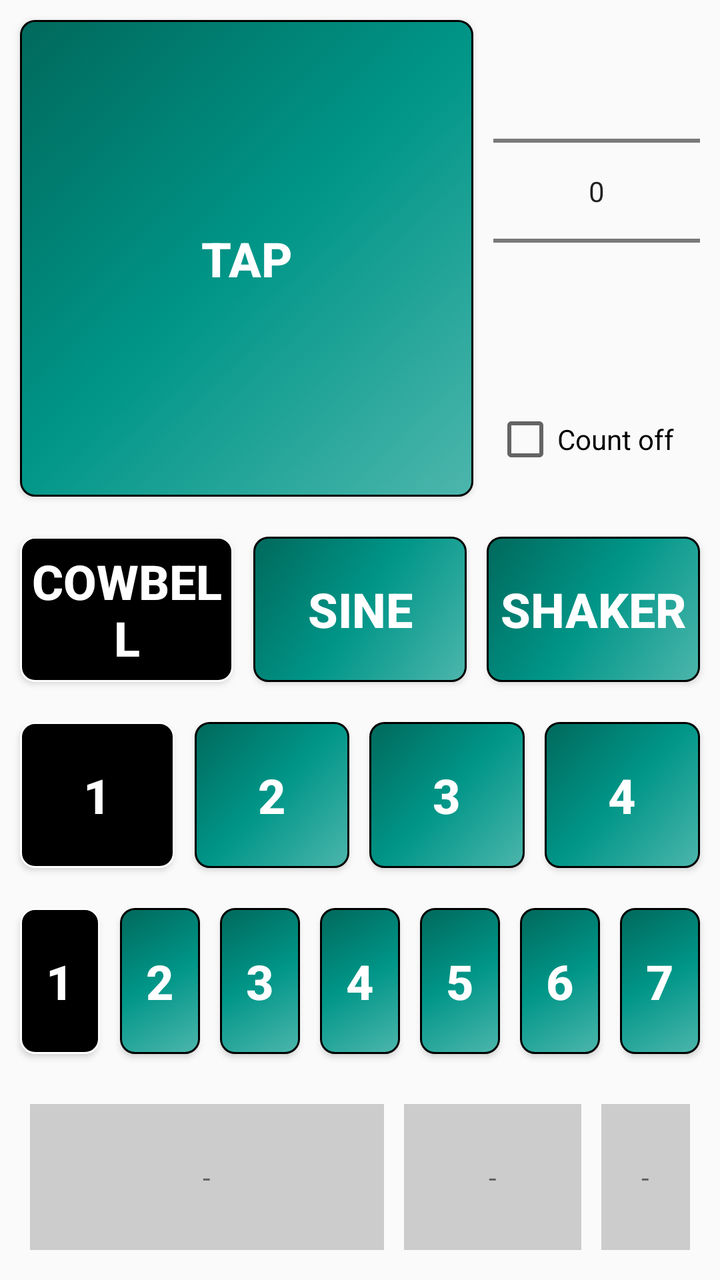
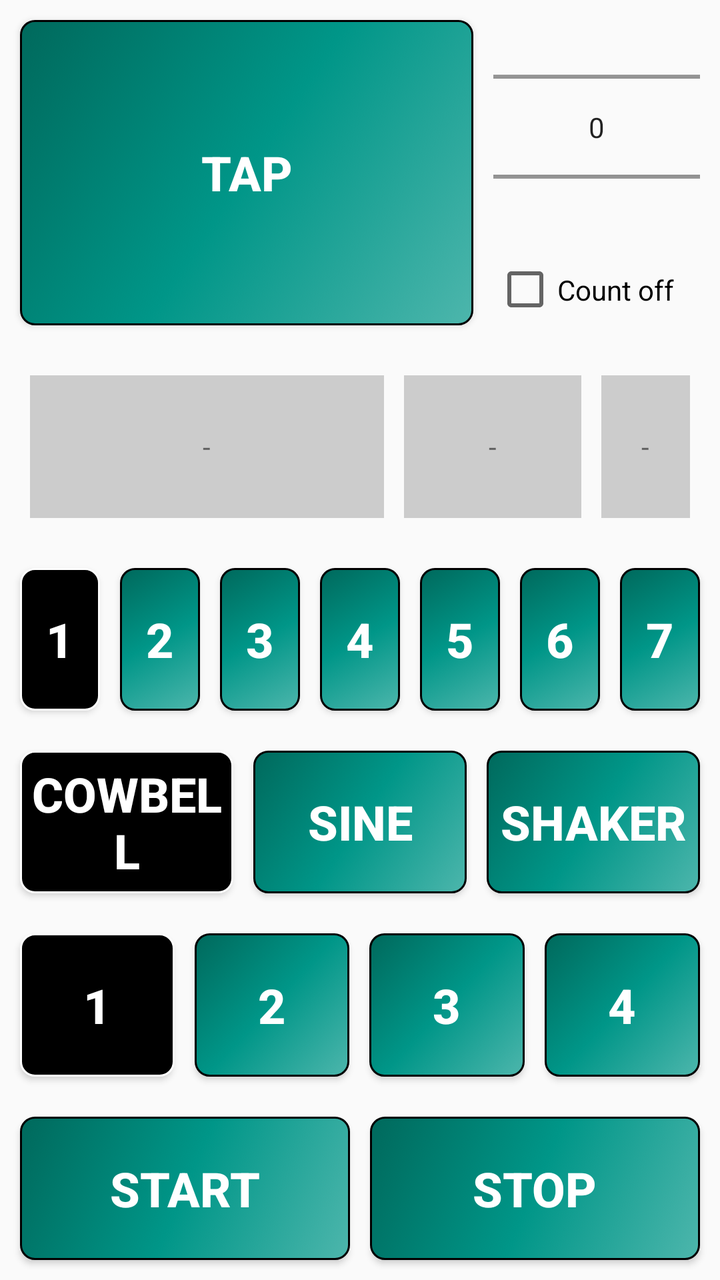

An Android layout rendered at two revisions. The XML below is the earlier revision; the diff shows what the commit changed to produce the second picture.
<!-- AndroidManifest.xml: application theme AppTheme -->
<!-- res/layout/tap_part.xml -->
<?xml version="1.0" encoding="utf-8"?>

<android.widget.LinearLayout xmlns:android="http://schemas.android.com/apk/res/android"
    android:layout_width="match_parent"
    android:layout_height="match_parent"
    android:orientation="vertical"
    android:layout_weight="1">

    <android.widget.LinearLayout
        android:layout_width="match_parent"
        android:layout_height="0dp"
        android:orientation="horizontal"
        android:layout_margin="5dp"
        android:layout_weight="3">

        <android.widget.Button
            android:id="@+id/button_tap"
            style="@style/button"
            android:layout_width="0dp"
            android:layout_height="match_parent"
            android:layout_margin="5dp"
            android:layout_weight="4"
            android:text="@string/tap" />

        <android.widget.LinearLayout
            android:layout_width="0dp"
            android:layout_height="match_parent"
            android:orientation="vertical"
            android:layout_weight="2">

            <android.widget.NumberPicker
                android:id="@+id/tempo_spinner"
                android:layout_width="match_parent"
                android:layout_height="0dp"
                android:layout_margin="5dp"
                android:layout_weight="3"
                />

            <android.widget.CheckBox
                android:id="@+id/checkbox_count_off"
                android:layout_width="match_parent"
                android:layout_height="0dp"
                android:layout_margin="5dp"
                android:layout_weight="1"
                android:text="@string/tap_count_off"
                />

        </android.widget.LinearLayout>

    </android.widget.LinearLayout>

    <android.widget.LinearLayout
        android:layout_width="match_parent"
        android:layout_height="0dp"
        android:orientation="horizontal"
        android:layout_margin="5dp"
        android:layout_weight="1">

        <android.widget.ToggleButton
            android:id="@+id/clicktype_cowbell"
            style="@style/button"
            android:layout_width="0dp"
            android:layout_height="match_parent"
            android:layout_margin="5dp"
            android:layout_weight="1"
            android:checked="true"
            android:textOn="Cowbell"
            android:textOff="Cowbell"/>

        <android.widget.ToggleButton
            android:id="@+id/clicktype_sine"
            style="@style/button"
            android:layout_width="0dp"
            android:layout_height="match_parent"
            android:layout_margin="5dp"
            android:layout_weight="1"
            android:textOn="Sine"
            android:textOff="Sine"/>

        <android.widget.ToggleButton
            android:id="@+id/clicktype_shaker"
            style="@style/button"
            android:layout_width="0dp"
            android:layout_height="match_parent"
            android:layout_margin="5dp"
            android:layout_weight="1"
            android:textOn="Shaker"
            android:textOff="Shaker"/>
    </android.widget.LinearLayout>

    <android.widget.LinearLayout
        android:layout_width="match_parent"
        android:layout_height="0dp"
        android:orientation="horizontal"
        android:layout_margin="5dp"
        android:layout_weight="1">

        <android.widget.ToggleButton
            android:id="@+id/divisions_1"
            style="@style/button"
            android:layout_width="0dp"
            android:layout_height="match_parent"
            android:layout_margin="5dp"
            android:layout_weight="1"
            android:checked="true"
            android:textOn="1"
            android:textOff="1"/>

        <android.widget.ToggleButton
            android:id="@+id/divisions_2"
            style="@style/button"
            android:layout_width="0dp"
            android:layout_height="match_parent"
            android:layout_margin="5dp"
            android:layout_weight="1"
            android:textOn="2"
            android:textOff="2"/>

        <android.widget.ToggleButton
            android:id="@+id/divisions_3"
            style="@style/button"
            android:layout_width="0dp"
            android:layout_height="match_parent"
            android:layout_margin="5dp"
            android:layout_weight="1"
            android:textOn="3"
            android:textOff="3"/>

        <android.widget.ToggleButton
            android:id="@+id/divisions_4"
            style="@style/button"
            android:layout_width="0dp"
            android:layout_height="match_parent"
            android:layout_margin="5dp"
            android:layout_weight="1"
            android:textOn="4"
            android:textOff="4"/>

    </android.widget.LinearLayout>

    <android.widget.LinearLayout
        android:layout_width="match_parent"
        android:layout_height="0dp"
        android:orientation="horizontal"
        android:layout_margin="5dp"
        android:layout_weight="1">

        <android.widget.ToggleButton
            android:id="@+id/beats_1"
            style="@style/button"
            android:layout_width="0dp"
            android:layout_height="match_parent"
            android:layout_margin="5dp"
            android:layout_weight="1"
            android:checked="true"
            android:textOn="1"
            android:textOff="1"/>

        <android.widget.ToggleButton
            android:id="@+id/beats_2"
            style="@style/button"
            android:layout_width="0dp"
            android:layout_height="match_parent"
            android:layout_margin="5dp"
            android:layout_weight="1"
            android:textOn="2"
            android:textOff="2"/>

        <android.widget.ToggleButton
            android:id="@+id/beats_3"
            style="@style/button"
            android:layout_width="0dp"
            android:layout_height="match_parent"
            android:layout_margin="5dp"
            android:layout_weight="1"
            android:textOn="3"
            android:textOff="3"/>

        <android.widget.ToggleButton
            android:id="@+id/beats_4"
            style="@style/button"
            android:layout_width="0dp"
            android:layout_height="match_parent"
            android:layout_margin="5dp"
            android:layout_weight="1"
            android:textOn="4"
            android:textOff="4"/>

        <android.widget.ToggleButton
            android:id="@+id/beats_5"
            style="@style/button"
            android:layout_width="0dp"
            android:layout_height="match_parent"
            android:layout_margin="5dp"
            android:layout_weight="1"
            android:textOn="5"
            android:textOff="5"/>

        <android.widget.ToggleButton
            android:id="@+id/beats_6"
            style="@style/button"
            android:layout_width="0dp"
            android:layout_height="match_parent"
            android:layout_margin="5dp"
            android:layout_weight="1"
            android:textOn="6"
            android:textOff="6"/>

        <android.widget.ToggleButton
            android:id="@+id/beats_7"
            style="@style/button"
            android:layout_width="0dp"
            android:layout_height="match_parent"
            android:layout_margin="5dp"
            android:layout_weight="1"
            android:textOn="7"
            android:textOff="7"/>

    </android.widget.LinearLayout>

    <android.widget.LinearLayout
        android:layout_width="match_parent"
        android:layout_height="0dp"
        android:orientation="horizontal"
        android:layout_margin="10dp"
        android:layout_weight="1">

        <android.widget.TextView
            android:id="@+id/tempo16"
            android:layout_width="0dp"
            android:layout_height="match_parent"
            android:layout_margin="5dp"
            android:layout_weight="4"
            android:text="-"
            style="@style/text_tempo"
            />

        <android.widget.TextView
            android:id="@+id/tempo8"
            android:layout_width="0dp"
            android:layout_height="match_parent"
            android:layout_margin="5dp"
            android:layout_weight="2"
            android:text="-"
            style="@style/text_tempo"
            />

        <android.widget.TextView
            android:id="@+id/tempo4"
            android:layout_width="0dp"
            android:layout_height="match_parent"
            android:layout_margin="5dp"
            android:layout_weight="1"
            android:text="-"
            style="@style/text_tempo"
            />

    </android.widget.LinearLayout>

</android.widget.LinearLayout>
<!-- resources referenced by this layout -->
<resources>
  <string name="tap">Tap</string>
  <string name="tap_count_off">Count off</string>
  <style name="button">
          <item name="android:layout_width">fill_parent</item>
          <item name="android:layout_height">fill_parent</item>
          <item name="android:layout_weight">1</item>
          <item name="android:layout_margin">2dp</item>
          <item name="android:adjustViewBounds">false</item>
          <item name="android:cropToPadding">true</item>
          <item name="android:padding">0dp</item>
          <item name="android:background">@drawable/button_selector</item>
          <item name="android:textColor">#FFFFFF</item>
          <item name="android:textSize">24sp</item>
          <item name="android:textStyle">bold</item>
      </style>
  <style name="text_tempo">
          <item name="android:gravity">center</item>
          <item name="android:background">@color/tempoBackground</item>
      </style>
  <style name="AppTheme" parent="Theme.AppCompat.Light.DarkActionBar">
          <item name="colorPrimary">@color/colorPrimary</item>
          <item name="colorPrimaryDark">@color/colorPrimaryDark</item>
          <item name="colorAccent">@color/colorAccent</item>
      </style>
  <!-- drawable button_selector (drawable) -->
  <?xml version="1.0" encoding="utf-8"?>
  
  <selector xmlns:android="http://schemas.android.com/apk/res/android">
      <item android:drawable="@drawable/button_pressed" android:state_pressed="true"/>
      <item android:drawable="@drawable/button_pressed" android:state_checked="true"/>
      <item android:drawable="@drawable/button_normal"/>
  </selector>
  <color name="tempoBackground">#CCCCCC</color>
  <color name="colorPrimary">#3F51B5</color>
  <color name="colorPrimaryDark">#303F9F</color>
  <color name="colorAccent">#009688</color>
  <!-- drawable button_pressed (drawable) -->
  <?xml version="1.0" encoding="UTF-8"?>
  <shape xmlns:android="http://schemas.android.com/apk/res/android"
      android:shape="rectangle" >
  
      <stroke
          android:width="1dp"
          android:color="#FFFFFFFF" />
      
      <solid
          android:color="#000000" />
  
      <corners
          android:bottomLeftRadius="7dp"
          android:bottomRightRadius="7dp"
          android:topLeftRadius="7dp"
          android:topRightRadius="7dp" />
  
  </shape>
  <!-- drawable button_normal (drawable) -->
  <?xml version="1.0" encoding="UTF-8"?>
  <shape xmlns:android="http://schemas.android.com/apk/res/android"
      android:shape="rectangle" >
  
      <stroke
          android:width="1dp"
          android:color="#000000" />
  
      <gradient
          android:angle="135"
          android:centerColor="#009688"
          android:endColor="#00695C"
          android:startColor="#4DB6AC"
          android:type="linear" />
  
      <corners
          android:bottomLeftRadius="7dp"
          android:bottomRightRadius="7dp"
          android:topLeftRadius="7dp"
          android:topRightRadius="7dp" />
  
  </shape>
</resources>

<!-- the commit's change to res/layout/tap_part.xml (unified diff, before → after) -->
@@ -11,7 +11,7 @@
         android:layout_height="0dp"
         android:orientation="horizontal"
         android:layout_margin="5dp"
-        android:layout_weight="3">
+        android:layout_weight="2">
 
         <android.widget.Button
             android:id="@+id/button_tap"
@@ -53,175 +53,6 @@
         android:layout_width="match_parent"
         android:layout_height="0dp"
         android:orientation="horizontal"
-        android:layout_margin="5dp"
-        android:layout_weight="1">
-
-        <android.widget.ToggleButton
-            android:id="@+id/clicktype_cowbell"
-            style="@style/button"
-            android:layout_width="0dp"
-            android:layout_height="match_parent"
-            android:layout_margin="5dp"
-            android:layout_weight="1"
-            android:checked="true"
-            android:textOn="Cowbell"
-            android:textOff="Cowbell"/>
-
-        <android.widget.ToggleButton
-            android:id="@+id/clicktype_sine"
-            style="@style/button"
-            android:layout_width="0dp"
-            android:layout_height="match_parent"
-            android:layout_margin="5dp"
-            android:layout_weight="1"
-            android:textOn="Sine"
-            android:textOff="Sine"/>
-
-        <android.widget.ToggleButton
-            android:id="@+id/clicktype_shaker"
-            style="@style/button"
-            android:layout_width="0dp"
-            android:layout_height="match_parent"
-            android:layout_margin="5dp"
-            android:layout_weight="1"
-            android:textOn="Shaker"
-            android:textOff="Shaker"/>
-    </android.widget.LinearLayout>
-
-    <android.widget.LinearLayout
-        android:layout_width="match_parent"
-        android:layout_height="0dp"
-        android:orientation="horizontal"
-        android:layout_margin="5dp"
-        android:layout_weight="1">
-
-        <android.widget.ToggleButton
-            android:id="@+id/divisions_1"
-            style="@style/button"
-            android:layout_width="0dp"
-            android:layout_height="match_parent"
-            android:layout_margin="5dp"
-            android:layout_weight="1"
-            android:checked="true"
-            android:textOn="1"
-            android:textOff="1"/>
-
-        <android.widget.ToggleButton
-            android:id="@+id/divisions_2"
-            style="@style/button"
-            android:layout_width="0dp"
-            android:layout_height="match_parent"
-            android:layout_margin="5dp"
-            android:layout_weight="1"
-            android:textOn="2"
-            android:textOff="2"/>
-
-        <android.widget.ToggleButton
-            android:id="@+id/divisions_3"
-            style="@style/button"
-            android:layout_width="0dp"
-            android:layout_height="match_parent"
-            android:layout_margin="5dp"
-            android:layout_weight="1"
-            android:textOn="3"
-            android:textOff="3"/>
-
-        <android.widget.ToggleButton
-            android:id="@+id/divisions_4"
-            style="@style/button"
-            android:layout_width="0dp"
-            android:layout_height="match_parent"
-            android:layout_margin="5dp"
-            android:layout_weight="1"
-            android:textOn="4"
-            android:textOff="4"/>
-
-    </android.widget.LinearLayout>
-
-    <android.widget.LinearLayout
-        android:layout_width="match_parent"
-        android:layout_height="0dp"
-        android:orientation="horizontal"
-        android:layout_margin="5dp"
-        android:layout_weight="1">
-
-        <android.widget.ToggleButton
-            android:id="@+id/beats_1"
-            style="@style/button"
-            android:layout_width="0dp"
-            android:layout_height="match_parent"
-            android:layout_margin="5dp"
-            android:layout_weight="1"
-            android:checked="true"
-            android:textOn="1"
-            android:textOff="1"/>
-
-        <android.widget.ToggleButton
-            android:id="@+id/beats_2"
-            style="@style/button"
-            android:layout_width="0dp"
-            android:layout_height="match_parent"
-            android:layout_margin="5dp"
-            android:layout_weight="1"
-            android:textOn="2"
-            android:textOff="2"/>
-
-        <android.widget.ToggleButton
-            android:id="@+id/beats_3"
-            style="@style/button"
-            android:layout_width="0dp"
-            android:layout_height="match_parent"
-            android:layout_margin="5dp"
-            android:layout_weight="1"
-            android:textOn="3"
-            android:textOff="3"/>
-
-        <android.widget.ToggleButton
-            android:id="@+id/beats_4"
-            style="@style/button"
-            android:layout_width="0dp"
-            android:layout_height="match_parent"
-            android:layout_margin="5dp"
-            android:layout_weight="1"
-            android:textOn="4"
-            android:textOff="4"/>
-
-        <android.widget.ToggleButton
-            android:id="@+id/beats_5"
-            style="@style/button"
-            android:layout_width="0dp"
-            android:layout_height="match_parent"
-            android:layout_margin="5dp"
-            android:layout_weight="1"
-            android:textOn="5"
-            android:textOff="5"/>
-
-        <android.widget.ToggleButton
-            android:id="@+id/beats_6"
-            style="@style/button"
-            android:layout_width="0dp"
-            android:layout_height="match_parent"
-            android:layout_margin="5dp"
-            android:layout_weight="1"
-            android:textOn="6"
-            android:textOff="6"/>
-
-        <android.widget.ToggleButton
-            android:id="@+id/beats_7"
-            style="@style/button"
-            android:layout_width="0dp"
-            android:layout_height="match_parent"
-            android:layout_margin="5dp"
-            android:layout_weight="1"
-            android:textOn="7"
-            android:textOff="7"/>
-
-    </android.widget.LinearLayout>
-
-    <android.widget.LinearLayout
-        android:layout_width="match_parent"
-        android:layout_height="0dp"
-        android:orientation="horizontal"
         android:layout_margin="10dp"
         android:layout_weight="1">
 
@@ -257,4 +88,200 @@
 
     </android.widget.LinearLayout>
 
+    <android.widget.LinearLayout
+        android:layout_width="match_parent"
+        android:layout_height="0dp"
+        android:orientation="horizontal"
+        android:layout_margin="5dp"
+        android:layout_weight="1">
+
+        <android.widget.ToggleButton
+            android:id="@+id/beats_1"
+            style="@style/button"
+            android:layout_width="0dp"
+            android:layout_height="match_parent"
+            android:layout_margin="5dp"
+            android:layout_weight="1"
+            android:checked="true"
+            android:textOn="1"
+            android:textOff="1"/>
+
+        <android.widget.ToggleButton
+            android:id="@+id/beats_2"
+            style="@style/button"
+            android:layout_width="0dp"
+            android:layout_height="match_parent"
+            android:layout_margin="5dp"
+            android:layout_weight="1"
+            android:textOn="2"
+            android:textOff="2"/>
+
+        <android.widget.ToggleButton
+            android:id="@+id/beats_3"
+            style="@style/button"
+            android:layout_width="0dp"
+            android:layout_height="match_parent"
+            android:layout_margin="5dp"
+            android:layout_weight="1"
+            android:textOn="3"
+            android:textOff="3"/>
+
+        <android.widget.ToggleButton
+            android:id="@+id/beats_4"
+            style="@style/button"
+            android:layout_width="0dp"
+            android:layout_height="match_parent"
+            android:layout_margin="5dp"
+            android:layout_weight="1"
+            android:textOn="4"
+            android:textOff="4"/>
+
+        <android.widget.ToggleButton
+            android:id="@+id/beats_5"
+            style="@style/button"
+            android:layout_width="0dp"
+            android:layout_height="match_parent"
+            android:layout_margin="5dp"
+            android:layout_weight="1"
+            android:textOn="5"
+            android:textOff="5"/>
+
+        <android.widget.ToggleButton
+            android:id="@+id/beats_6"
+            style="@style/button"
+            android:layout_width="0dp"
+            android:layout_height="match_parent"
+            android:layout_margin="5dp"
+            android:layout_weight="1"
+            android:textOn="6"
+            android:textOff="6"/>
+
+        <android.widget.ToggleButton
+            android:id="@+id/beats_7"
+            style="@style/button"
+            android:layout_width="0dp"
+            android:layout_height="match_parent"
+            android:layout_margin="5dp"
+            android:layout_weight="1"
+            android:textOn="7"
+            android:textOff="7"/>
+
+    </android.widget.LinearLayout>
+
+    <android.widget.LinearLayout
+        android:layout_width="match_parent"
+        android:layout_height="0dp"
+        android:orientation="horizontal"
+        android:layout_margin="5dp"
+        android:layout_weight="1">
+
+        <android.widget.ToggleButton
+            android:id="@+id/clicktype_cowbell"
+            style="@style/button"
+            android:layout_width="0dp"
+            android:layout_height="match_parent"
+            android:layout_margin="5dp"
+            android:layout_weight="1"
+            android:checked="true"
+            android:textOn="Cowbell"
+            android:textOff="Cowbell"/>
+
+        <android.widget.ToggleButton
+            android:id="@+id/clicktype_sine"
+            style="@style/button"
+            android:layout_width="0dp"
+            android:layout_height="match_parent"
+            android:layout_margin="5dp"
+            android:layout_weight="1"
+            android:textOn="Sine"
+            android:textOff="Sine"/>
+
+        <android.widget.ToggleButton
+            android:id="@+id/clicktype_shaker"
+            style="@style/button"
+            android:layout_width="0dp"
+            android:layout_height="match_parent"
+            android:layout_margin="5dp"
+            android:layout_weight="1"
+            android:textOn="Shaker"
+            android:textOff="Shaker"/>
+    </android.widget.LinearLayout>
+
+    <android.widget.LinearLayout
+        android:layout_width="match_parent"
+        android:layout_height="0dp"
+        android:orientation="horizontal"
+        android:layout_margin="5dp"
+        android:layout_weight="1">
+
+        <android.widget.ToggleButton
+            android:id="@+id/divisions_1"
+            style="@style/button"
+            android:layout_width="0dp"
+            android:layout_height="match_parent"
+            android:layout_margin="5dp"
+            android:layout_weight="1"
+            android:checked="true"
+            android:textOn="1"
+            android:textOff="1"/>
+
+        <android.widget.ToggleButton
+            android:id="@+id/divisions_2"
+            style="@style/button"
+            android:layout_width="0dp"
+            android:layout_height="match_parent"
+            android:layout_margin="5dp"
+            android:layout_weight="1"
+            android:textOn="2"
+            android:textOff="2"/>
+
+        <android.widget.ToggleButton
+            android:id="@+id/divisions_3"
+            style="@style/button"
+            android:layout_width="0dp"
+            android:layout_height="match_parent"
+            android:layout_margin="5dp"
+            android:layout_weight="1"
+            android:textOn="3"
+            android:textOff="3"/>
+
+        <android.widget.ToggleButton
+            android:id="@+id/divisions_4"
+            style="@style/button"
+            android:layout_width="0dp"
+            android:layout_height="match_parent"
+            android:layout_margin="5dp"
+            android:layout_weight="1"
+            android:textOn="4"
+            android:textOff="4"/>
+
+    </android.widget.LinearLayout>
+
+    <android.widget.LinearLayout
+        android:layout_width="match_parent"
+        android:layout_height="0dp"
+        android:layout_margin="5dp"
+        android:layout_weight="1"
+        android:orientation="horizontal">
+
+        <android.widget.Button
+            android:id="@+id/button_start"
+            style="@style/button"
+            android:layout_width="0dp"
+            android:layout_height="match_parent"
+            android:layout_margin="5dp"
+            android:layout_weight="1"
+            android:text="@string/start" />
+
+        <android.widget.Button
+            android:id="@+id/button_stop"
+            style="@style/button"
+            android:layout_width="0dp"
+            android:layout_height="match_parent"
+            android:layout_margin="5dp"
+            android:layout_weight="1"
+            android:text="@string/stop" />
+
+    </android.widget.LinearLayout>
+
 </android.widget.LinearLayout>
<!-- resource entries referenced after the edit -->
@@ -1,5 +1,7 @@
 <!-- resources referenced by this layout -->
 <resources>
+  <string name="start">Start</string>
+  <string name="stop">Stop</string>
   <string name="tap">Tap</string>
   <string name="tap_count_off">Count off</string>
   <style name="button">
